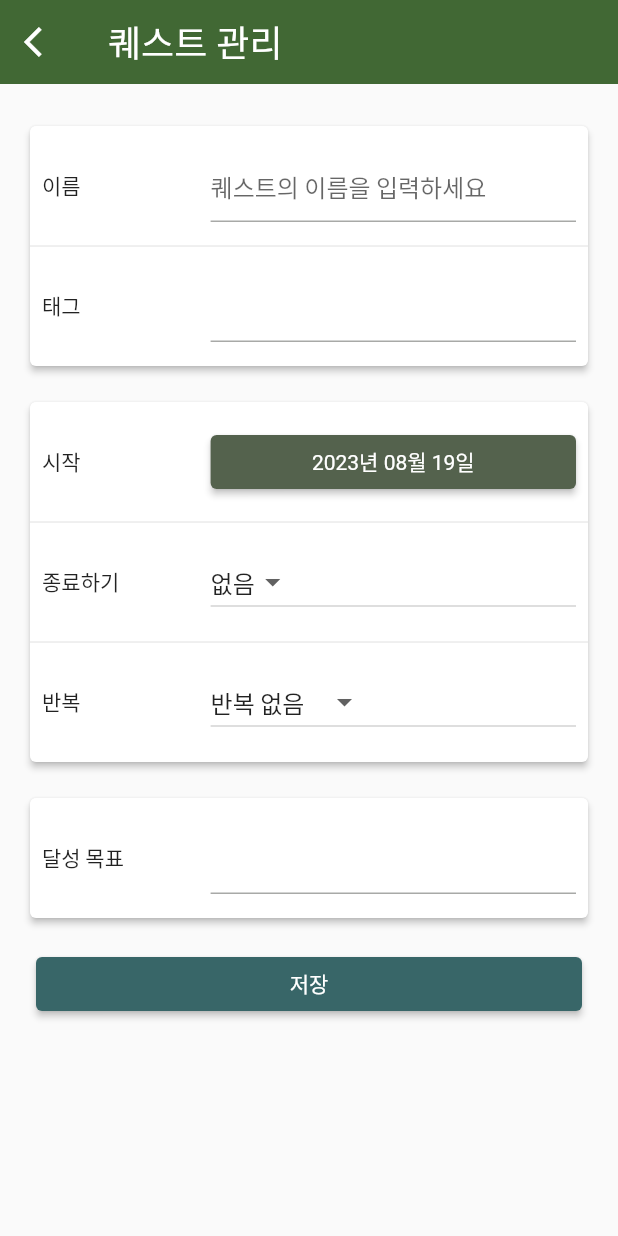
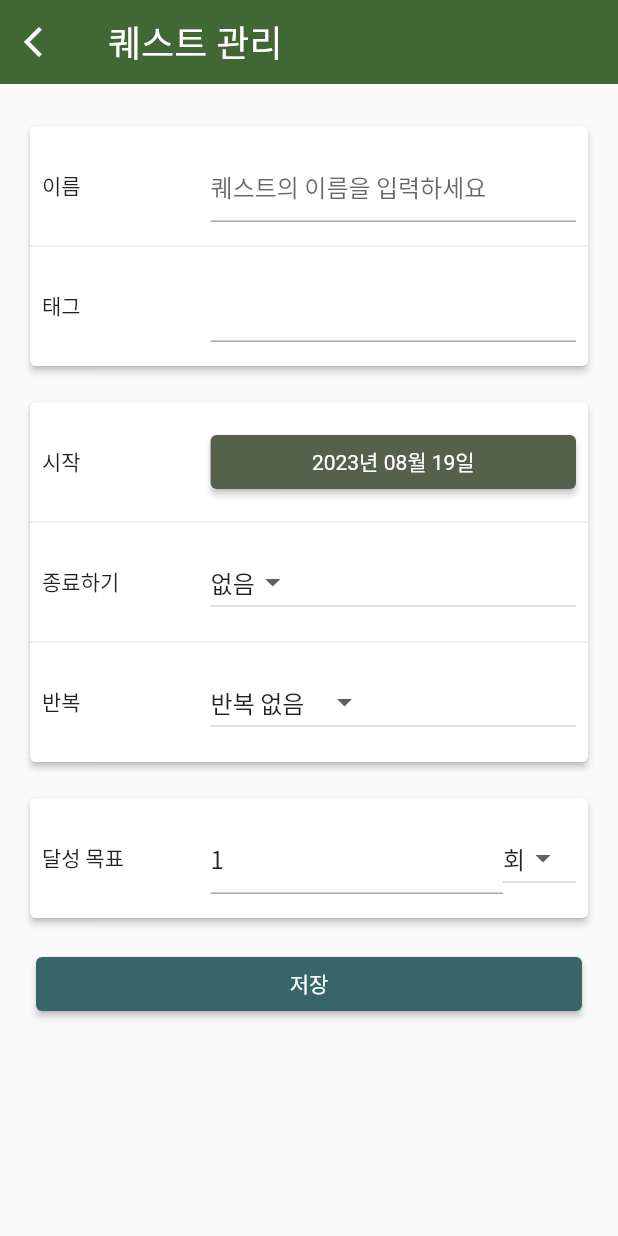
Before and after one commit to lockcept/Quelendar, a Flutter app: the QuestEditView screen opened directly, after a tap on the "edit" icon, on a phone screen of 412 x 824 dp. Run offline on Flutter 3.47's test engine with Material 2 defaults, Android fonts, the light colour scheme and no system bars; our stand-ins replace nanoid, numberpicker.

Commit message:
feat: 목표 횟수 설정

```diff
--- a/lib/item/quest_edit_view.dart
+++ b/lib/item/quest_edit_view.dart
@@ -1,6 +1,7 @@
 import 'dart:developer';
 
 import 'package:flutter/material.dart';
+import 'package:flutter/services.dart';
 import 'package:nanoid/nanoid.dart';
 import 'package:provider/provider.dart';
 import 'package:quest_tracker/item/quest_item.dart';
@@ -249,7 +250,46 @@ class QuestEditViewState extends State<QuestEditView> {
           }()
       }),
       CardTable(data: {
-        '달성 목표': TextFormField(),
+        '달성 목표': Row(children: [
+          Expanded(
+            flex: 8,
+            child: TextFormField(
+              onChanged: (value) {
+                final number = int.tryParse(value) ?? 0;
+                if (number == goal) return;
+
+                setState(() {
+                  goal = number;
+                });
+              },
+              keyboardType: TextInputType.number,
+              initialValue: goal.toString(),
+              inputFormatters: [FilteringTextInputFormatter.digitsOnly],
+            ),
+          ),
+          Expanded(
+            flex: 2,
+            child: DropdownButton<String>(
+              value: achievementType.label,
+              onChanged: (value) {
+                setState(() {
+                  achievementType = AchievementType.getByLabel(value!);
+                });
+              },
+              items: AchievementType.values
+                  .map((value) {
+                    return value.label;
+                  })
+                  .map<DropdownMenuItem<String>>(
+                    (String value) => DropdownMenuItem<String>(
+                      value: value,
+                      child: Text(value),
+                    ),
+                  )
+                  .toList(),
+            ),
+          ),
+        ]),
       }),
       Padding(
         padding: const EdgeInsets.all(8.0),
--- a/lib/item/quest_item.dart
+++ b/lib/item/quest_item.dart
@@ -30,12 +30,7 @@ String? getRepeatMessage(RepeatCycle repeatCycle, List<int> repeatData) {
 }
 
 String getGoalMessage(AchievementType achievementType, int goal) {
-  switch (achievementType) {
-    case AchievementType.count:
-      return "$goal회";
-    case AchievementType.minute:
-      return "$goal분";
-  }
+  return "$goal${achievementType.label}";
 }
 
 class QuestItem extends StatelessWidget {
--- a/lib/quest.dart
+++ b/lib/quest.dart
@@ -19,11 +19,17 @@ class Task {
 }
 
 enum AchievementType {
-  minute('minute'),
-  count('count');
+  minute('minute', '분'),
+  count('count', '회');
 
-  const AchievementType(this.id);
+  const AchievementType(this.id, this.label);
   final String id;
+  final String label;
+
+  factory AchievementType.getByLabel(String label) {
+    return AchievementType.values.firstWhere((value) => value.label == label,
+        orElse: () => AchievementType.count);
+  }
 }
 
 class Mission {
```
